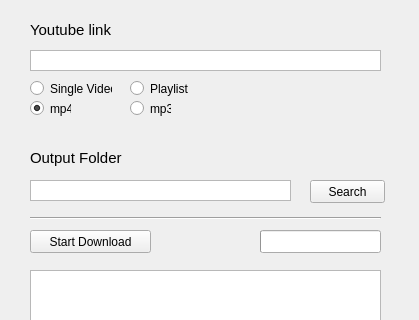
Old version of the form qt_gui.ui in the repository mavaras/YouTube-Downloader; both pictures show x 0 to 419 and y 0 to 320 of the 419 by 509 pixel window.
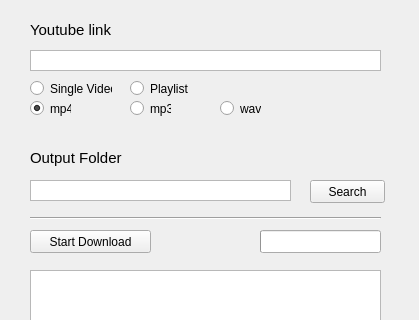
New version of the form. Icons and pictures are not drawn.

Commit message: wav and mp4 removing

```diff
--- a/qt_gui.ui
+++ b/qt_gui.ui
@@ -259,6 +259,22 @@
      <bool>true</bool>
     </property>
    </widget>
+   <widget class="QRadioButton" name="rbutton_wav">
+    <property name="geometry">
+     <rect>
+      <x>220</x>
+      <y>100</y>
+      <width>41</width>
+      <height>17</height>
+     </rect>
+    </property>
+    <property name="text">
+     <string>wav</string>
+    </property>
+    <property name="autoExclusive">
+     <bool>true</bool>
+    </property>
+   </widget>
   </widget>
   <widget class="QMenuBar" name="menubar">
    <property name="geometry">
```
The commit also changes 2 other files.
